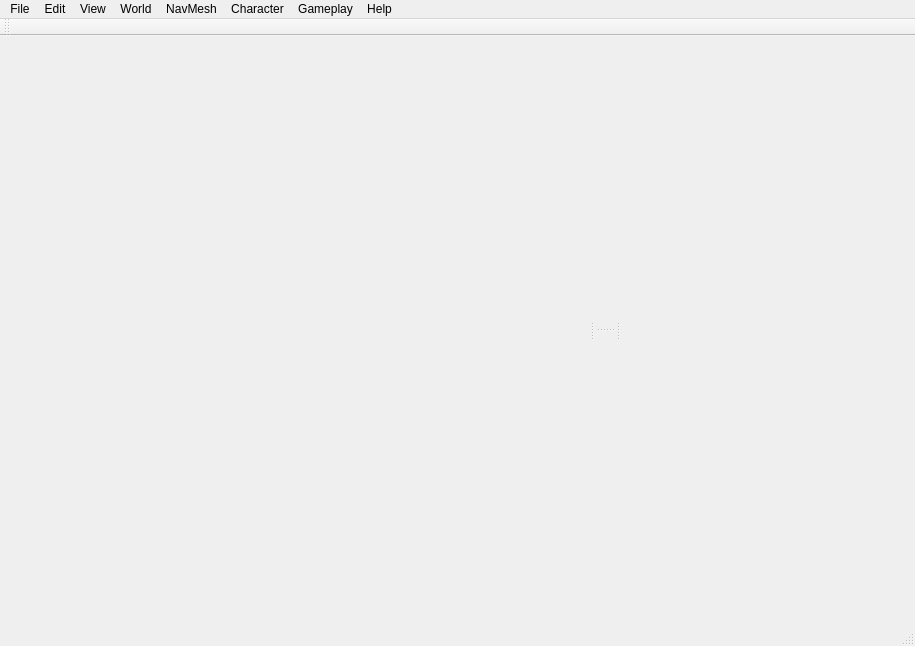
The window that OpenCK/ui/mainwindow.ui (Open-CK/OpenCK) describes before a commit, drawn with Qt 5.
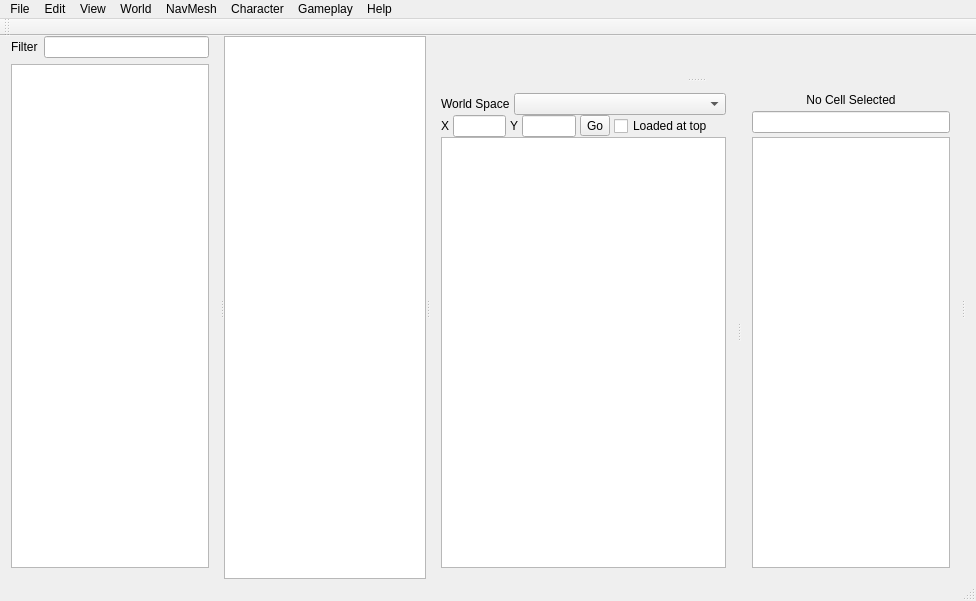
The same window after the commit. The open tabs and pages were chosen to show the change. Icons and pictures are not drawn.

Commit message: Moving separate Cell View and Object Sidebar UI elements in to the Main Window. Moving messages and spreadsheet tabs from database view off to their own stacked widget and removing information tab. Adding a table view to load information from records in database stacked widget.

Diff of the .ui file:
```diff
--- a/OpenCK/ui/mainwindow.ui
+++ b/OpenCK/ui/mainwindow.ui
@@ -6,8 +6,8 @@
    <rect>
     <x>0</x>
     <y>0</y>
-    <width>915</width>
-    <height>646</height>
+    <width>976</width>
+    <height>601</height>
    </rect>
   </property>
   <property name="windowTitle">
@@ -186,7 +186,7 @@
        </layout>
       </widget>
       <widget class="QWidget" name="pageLandscapingView">
-       <layout class="QVBoxLayout" name="verticalLayout">
+       <layout class="QVBoxLayout" name="verticalLayout_8">
         <property name="spacing">
          <number>0</number>
         </property>
@@ -203,16 +203,35 @@
          <number>0</number>
         </property>
         <item>
-         <widget class="QSplitter" name="splitterLandscaping">
+         <widget class="QSplitter" name="splitter_5">
           <property name="orientation">
            <enum>Qt::Horizontal</enum>
           </property>
-          <widget class="QWidget" name="verticalLayoutWidget">
-           <layout class="QVBoxLayout" name="verticalLayoutLandscapingLeftSidebar">
-            <property name="sizeConstraint">
-             <enum>QLayout::SetMaximumSize</enum>
-            </property>
-           </layout>
+          <widget class="QSplitter" name="splitter_3">
+           <property name="orientation">
+            <enum>Qt::Horizontal</enum>
+           </property>
+           <widget class="QWidget" name="gridLayoutWidget">
+            <layout class="QGridLayout" name="gridLayout">
+             <property name="topMargin">
+              <number>0</number>
+             </property>
+             <item row="0" column="1">
+              <widget class="QLineEdit" name="lineEdit_7"/>
+             </item>
+             <item row="1" column="0" colspan="2">
+              <widget class="QTreeView" name="treeView"/>
+             </item>
+             <item row="0" column="0">
+              <widget class="QLabel" name="label_9">
+               <property name="text">
+                <string>Filter</string>
+               </property>
+              </widget>
+             </item>
+            </layout>
+           </widget>
+           <widget class="QTableView" name="tableView_3"/>
           </widget>
           <widget class="QSplitter" name="splitterLandscapingCellView">
            <property name="orientation">
@@ -221,12 +240,150 @@
            <widget class="QWidget" name="verticalLayoutWidget_2">
             <layout class="QVBoxLayout" name="verticalLayoutLandscapingRender"/>
            </widget>
-           <widget class="QWidget" name="horizontalLayoutWidget">
-            <layout class="QHBoxLayout" name="horizontalLayoutLandscapingBottom">
-             <property name="sizeConstraint">
-              <enum>QLayout::SetMaximumSize</enum>
-             </property>
-            </layout>
+           <widget class="QSplitter" name="splitterCellView">
+            <property name="orientation">
+             <enum>Qt::Horizontal</enum>
+            </property>
+            <widget class="QWidget" name="layoutWidget">
+             <layout class="QVBoxLayout" name="verticalLayout">
+              <property name="spacing">
+               <number>0</number>
+              </property>
+              <item>
+               <layout class="QHBoxLayout" name="horizontalLayout_2">
+                <property name="spacing">
+                 <number>4</number>
+                </property>
+                <item>
+                 <widget class="QLabel" name="label">
+                  <property name="text">
+                   <string>World Space</string>
+                  </property>
+                 </widget>
+                </item>
+                <item>
+                 <widget class="QComboBox" name="comboBox">
+                  <property name="sizePolicy">
+                   <sizepolicy hsizetype="Expanding" vsizetype="Fixed">
+                    <horstretch>0</horstretch>
+                    <verstretch>0</verstretch>
+                   </sizepolicy>
+                  </property>
+                 </widget>
+                </item>
+               </layout>
+              </item>
+              <item>
+               <layout class="QHBoxLayout" name="horizontalLayout_3">
+                <property name="spacing">
+                 <number>4</number>
+                </property>
+                <property name="sizeConstraint">
+                 <enum>QLayout::SetDefaultConstraint</enum>
+                </property>
+                <item>
+                 <widget class="QLabel" name="label_2">
+                  <property name="text">
+                   <string>X</string>
+                  </property>
+                 </widget>
+                </item>
+                <item>
+                 <widget class="QLineEdit" name="lineEdit">
+                  <property name="sizePolicy">
+                   <sizepolicy hsizetype="Preferred" vsizetype="Fixed">
+                    <horstretch>0</horstretch>
+                    <verstretch>0</verstretch>
+                   </sizepolicy>
+                  </property>
+                  <property name="maximumSize">
+                   <size>
+                    <width>80</width>
+                    <height>16777215</height>
+                   </size>
+                  </property>
+                 </widget>
+                </item>
+                <item>
+                 <widget class="QLabel" name="label_3">
+                  <property name="text">
+                   <string>Y</string>
+                  </property>
+                 </widget>
+                </item>
+                <item>
+                 <widget class="QLineEdit" name="lineEdit_2">
+                  <property name="sizePolicy">
+                   <sizepolicy hsizetype="Preferred" vsizetype="Fixed">
+                    <horstretch>0</horstretch>
+                    <verstretch>0</verstretch>
+                   </sizepolicy>
+                  </property>
+                  <property name="maximumSize">
+                   <size>
+                    <width>80</width>
+                    <height>16777215</height>
+                   </size>
+                  </property>
+                 </widget>
+                </item>
+                <item>
+                 <widget class="QToolButton" name="toolButton">
+                  <property name="text">
+                   <string>Go</string>
+                  </property>
+                 </widget>
+                </item>
+                <item>
+                 <widget class="QCheckBox" name="checkBox">
+                  <property name="text">
+                   <string>Loaded at top</string>
+                  </property>
+                 </widget>
+                </item>
+                <item>
+                 <spacer name="horizontalSpacer">
+                  <property name="orientation">
+                   <enum>Qt::Horizontal</enum>
+                  </property>
+                  <property name="sizeHint" stdset="0">
+                   <size>
+                    <width>40</width>
+                    <height>20</height>
+                   </size>
+                  </property>
+                 </spacer>
+                </item>
+               </layout>
+              </item>
+              <item>
+               <widget class="QTableView" name="tableView"/>
+              </item>
+             </layout>
+            </widget>
+            <widget class="QWidget" name="layoutWidget_2">
+             <layout class="QVBoxLayout" name="verticalLayout_4">
+              <property name="spacing">
+               <number>4</number>
+              </property>
+              <item>
+               <widget class="QLabel" name="label_4">
+                <property name="text">
+                 <string>No Cell Selected</string>
+                </property>
+                <property name="alignment">
+                 <set>Qt::AlignCenter</set>
+                </property>
+               </widget>
+              </item>
+              <item>
+               <widget class="QLineEdit" name="lineEdit_3"/>
+              </item>
+              <item>
+               <widget class="QTableView" name="tableView_2"/>
+              </item>
+             </layout>
+            </widget>
            </widget>
           </widget>
           <widget class="QWidget" name="verticalLayoutWidget_3">
@@ -258,8 +415,8 @@
     <rect>
      <x>0</x>
      <y>0</y>
-     <width>915</width>
-     <height>20</height>
+     <width>976</width>
+     <height>21</height>
     </rect>
    </property>
    <widget class="QMenu" name="menuFile">
```
Left out of the diff: 121 changed lines with no effect on the pictures. The commit also changes 7 other files.
